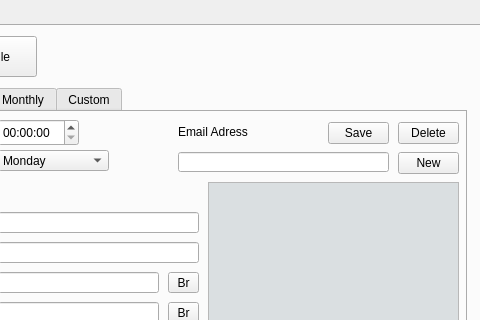
Davebudil/reporter, file reporter.ui: the form before one commit; both pictures show x 386 to 866 and y 0 to 320 of the 866 by 602 pixel window.
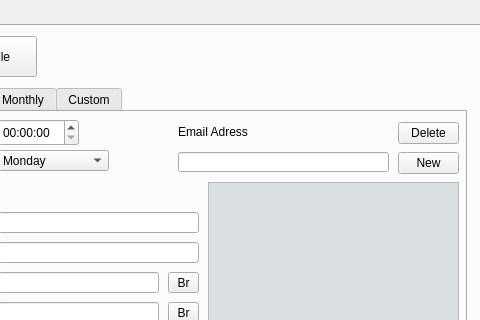
The form after the commit. The open tabs and pages were chosen to show the change. Icons and pictures are not drawn.

Commit message: Adding emails completed -> now only serialization and deserialization

```diff
--- a/reporter.ui
+++ b/reporter.ui
@@ -1853,20 +1853,7 @@
          <string>New</string>
         </property>
        </widget>
-       <widget class="QToolButton" name="saveEmailAdress_8">
-        <property name="geometry">
-         <rect>
-          <x>500</x>
-          <y>10</y>
-          <width>61</width>
-          <height>22</height>
-         </rect>
-        </property>
-        <property name="text">
-         <string>Save</string>
-        </property>
-       </widget>
-       <widget class="QToolButton" name="saveEmailAdress_9">
+       <widget class="QToolButton" name="weeklydeleteEmailAdress">
         <property name="geometry">
          <rect>
           <x>570</x>
```
Left out of the diff: 56 changed lines with no effect on the pictures. The commit also changes 2 other files.
